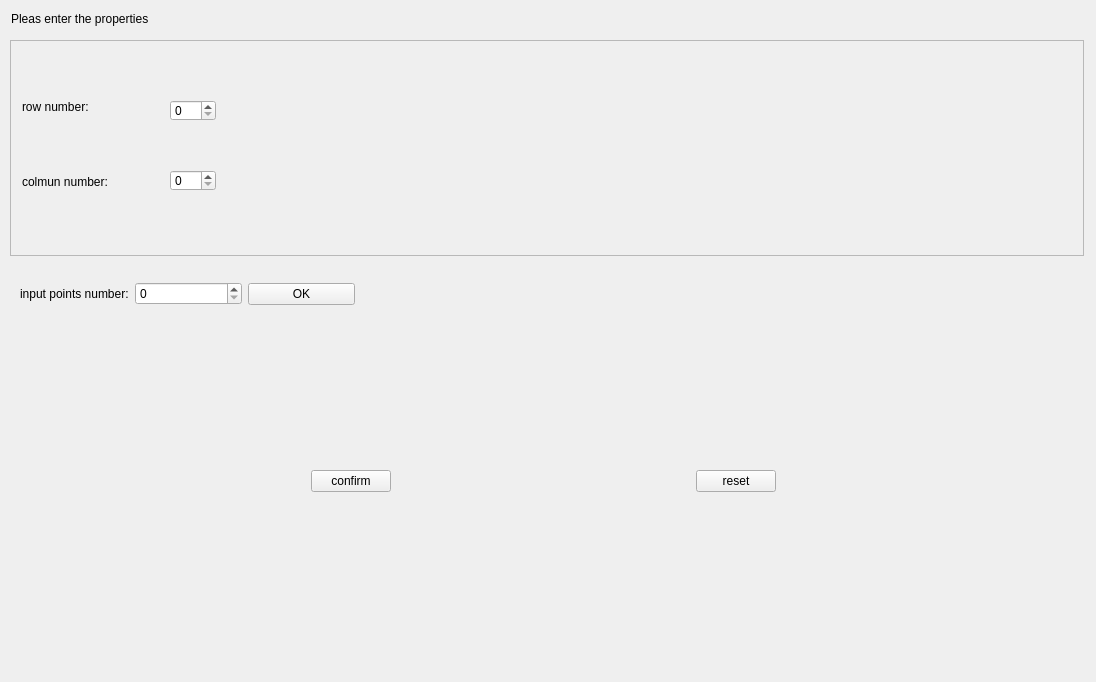
First picture: the form in BigProject/settingwidget.ui, repository HaoyunHong/Analog-interface-of-digital-microfluidic-biochip, before the edit.
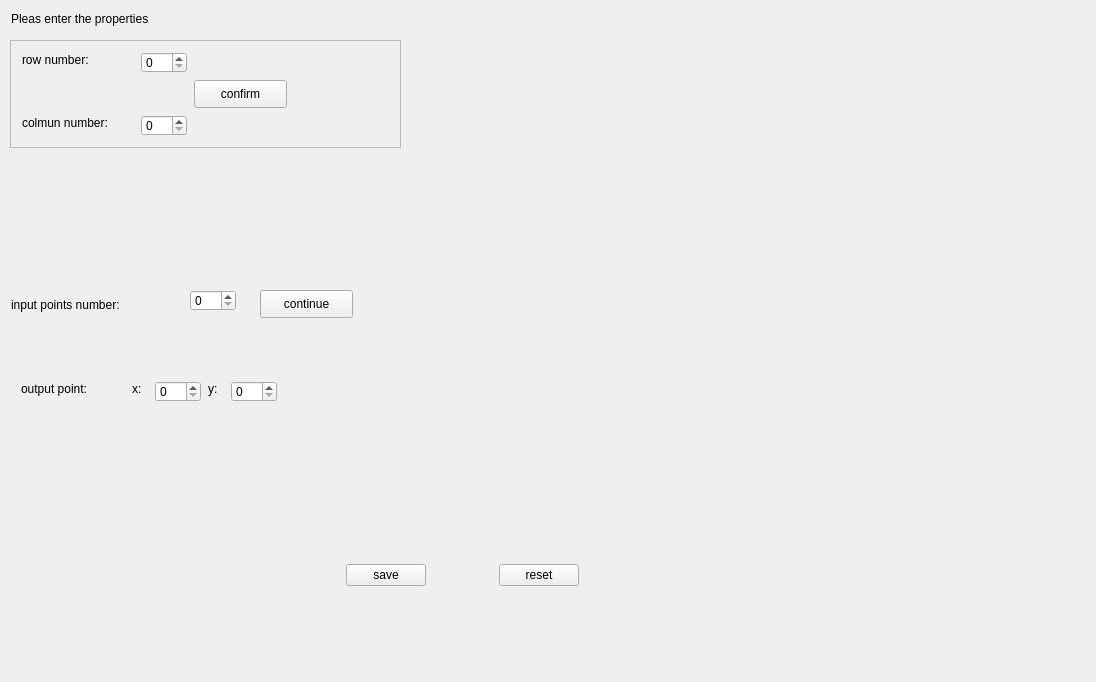
Second picture: the form after the edit. Icons and pictures are not drawn.

Commit message: 完成input points

The edit to the form file:
```diff
--- a/BigProject/settingwidget.ui
+++ b/BigProject/settingwidget.ui
@@ -31,10 +31,13 @@
     <rect>
      <x>10</x>
      <y>40</y>
-     <width>1074</width>
-     <height>216</height>
+     <width>391</width>
+     <height>108</height>
     </rect>
    </property>
+   <property name="layoutDirection">
+    <enum>Qt::LeftToRight</enum>
+   </property>
    <property name="frameShape">
     <enum>QFrame::StyledPanel</enum>
    </property>
@@ -45,7 +48,7 @@
     <property name="geometry">
      <rect>
       <x>12</x>
-      <y>59</y>
+      <y>12</y>
       <width>88</width>
       <height>16</height>
      </rect>
@@ -58,7 +61,7 @@
     <property name="geometry">
      <rect>
       <x>12</x>
-      <y>134</y>
+      <y>75</y>
       <width>112</width>
       <height>16</height>
      </rect>
@@ -70,8 +73,8 @@
    <widget class="QSpinBox" name="rowSpinBox">
     <property name="geometry">
      <rect>
-      <x>160</x>
-      <y>60</y>
+      <x>131</x>
+      <y>12</y>
       <width>46</width>
       <height>21</height>
      </rect>
@@ -80,44 +83,220 @@
    <widget class="QSpinBox" name="colSpinBox">
     <property name="geometry">
      <rect>
-      <x>160</x>
-      <y>130</y>
+      <x>131</x>
+      <y>75</y>
       <width>46</width>
       <height>21</height>
      </rect>
     </property>
    </widget>
+   <widget class="QPushButton" name="confirmButton">
+    <property name="geometry">
+     <rect>
+      <x>184</x>
+      <y>40</y>
+      <width>93</width>
+      <height>28</height>
+     </rect>
+    </property>
+    <property name="text">
+     <string>confirm</string>
+    </property>
+   </widget>
+   <widget class="QLabel" name="rcCheckLabel">
+    <property name="geometry">
+     <rect>
+      <x>310</x>
+      <y>40</y>
+      <width>51</width>
+      <height>31</height>
+     </rect>
+    </property>
+    <property name="text">
+     <string/>
+    </property>
+    <property name="pixmap">
+     <pixmap resource="image.qrc">:/image/image/correct.png</pixmap>
+    </property>
+    <property name="scaledContents">
+     <bool>true</bool>
+    </property>
+   </widget>
   </widget>
   <widget class="QWidget" name="widget" native="true">
    <property name="geometry">
     <rect>
-     <x>11</x>
+     <x>655</x>
      <y>456</y>
-     <width>1065</width>
+     <width>421</width>
      <height>50</height>
     </rect>
    </property>
-   <layout class="QHBoxLayout" name="horizontalLayout">
-    <item>
-     <spacer name="horizontalSpacer_2">
-      <property name="orientation">
-       <enum>Qt::Horizontal</enum>
-      </property>
-      <property name="sizeHint" stdset="0">
-       <size>
-        <width>276</width>
-        <height>20</height>
-       </size>
-      </property>
-     </spacer>
-    </item>
-    <item>
-     <widget class="QPushButton" name="confirmButton">
-      <property name="text">
-       <string>confirm</string>
-      </property>
-     </widget>
-    </item>
+   <layout class="QHBoxLayout" name="horizontalLayout"/>
+  </widget>
+  <widget class="QWidget" name="widget_2" native="true">
+   <property name="geometry">
+    <rect>
+     <x>0</x>
+     <y>280</y>
+     <width>431</width>
+     <height>50</height>
+    </rect>
+   </property>
+   <widget class="QLabel" name="label_2">
+    <property name="geometry">
+     <rect>
+      <x>11</x>
+      <y>11</y>
+      <width>171</width>
+      <height>28</height>
+     </rect>
+    </property>
+    <property name="text">
+     <string>input points number:</string>
+    </property>
+   </widget>
+   <widget class="QSpinBox" name="inpNumSpinBox">
+    <property name="geometry">
+     <rect>
+      <x>190</x>
+      <y>10</y>
+      <width>46</width>
+      <height>21</height>
+     </rect>
+    </property>
+   </widget>
+   <widget class="QPushButton" name="inOKButton">
+    <property name="geometry">
+     <rect>
+      <x>260</x>
+      <y>10</y>
+      <width>93</width>
+      <height>28</height>
+     </rect>
+    </property>
+    <property name="text">
+     <string>continue</string>
+    </property>
+   </widget>
+   <widget class="QLabel" name="inputCheckLabel">
+    <property name="geometry">
+     <rect>
+      <x>360</x>
+      <y>10</y>
+      <width>51</width>
+      <height>31</height>
+     </rect>
+    </property>
+    <property name="text">
+     <string/>
+    </property>
+    <property name="pixmap">
+     <pixmap resource="image.qrc">:/image/image/correct.png</pixmap>
+    </property>
+    <property name="scaledContents">
+     <bool>true</bool>
+    </property>
+   </widget>
+  </widget>
+  <widget class="QWidget" name="widget_3" native="true">
+   <property name="geometry">
+    <rect>
+     <x>10</x>
+     <y>370</y>
+     <width>361</width>
+     <height>43</height>
+    </rect>
+   </property>
+   <widget class="QLabel" name="label_3">
+    <property name="geometry">
+     <rect>
+      <x>11</x>
+      <y>11</y>
+      <width>104</width>
+      <height>16</height>
+     </rect>
+    </property>
+    <property name="text">
+     <string>output point:</string>
+    </property>
+   </widget>
+   <widget class="QSpinBox" name="outXSpinBox">
+    <property name="geometry">
+     <rect>
+      <x>145</x>
+      <y>11</y>
+      <width>46</width>
+      <height>21</height>
+     </rect>
+    </property>
+   </widget>
+   <widget class="QSpinBox" name="outYSpinBox">
+    <property name="geometry">
+     <rect>
+      <x>221</x>
+      <y>11</y>
+      <width>46</width>
+      <height>21</height>
+     </rect>
+    </property>
+   </widget>
+   <widget class="QLabel" name="label_4">
+    <property name="geometry">
+     <rect>
+      <x>122</x>
+      <y>11</y>
+      <width>16</width>
+      <height>16</height>
+     </rect>
+    </property>
+    <property name="text">
+     <string>x:</string>
+    </property>
+   </widget>
+   <widget class="QLabel" name="label_5">
+    <property name="geometry">
+     <rect>
+      <x>198</x>
+      <y>11</y>
+      <width>16</width>
+      <height>16</height>
+     </rect>
+    </property>
+    <property name="text">
+     <string>y:</string>
+    </property>
+   </widget>
+   <widget class="QLabel" name="outputCheckLabel">
+    <property name="geometry">
+     <rect>
+      <x>290</x>
+      <y>10</y>
+      <width>51</width>
+      <height>31</height>
+     </rect>
+    </property>
+    <property name="text">
+     <string/>
+    </property>
+    <property name="pixmap">
+     <pixmap resource="image.qrc">:/image/image/correct.png</pixmap>
+    </property>
+    <property name="scaledContents">
+     <bool>true</bool>
+    </property>
+   </widget>
+  </widget>
+  <widget class="QWidget" name="widget_4" native="true">
+   <property name="geometry">
+    <rect>
+     <x>280</x>
+     <y>550</y>
+     <width>365</width>
+     <height>50</height>
+    </rect>
+   </property>
+   <layout class="QHBoxLayout" name="horizontalLayout_4">
     <item>
      <spacer name="horizontalSpacer">
       <property name="orientation">
@@ -125,7 +304,27 @@
       </property>
       <property name="sizeHint" stdset="0">
        <size>
-        <width>277</width>
+        <width>40</width>
+        <height>20</height>
+       </size>
+      </property>
+     </spacer>
+    </item>
+    <item>
+     <widget class="QPushButton" name="saveButton">
+      <property name="text">
+       <string>save</string>
+      </property>
+     </widget>
+    </item>
+    <item>
+     <spacer name="horizontalSpacer_2">
+      <property name="orientation">
+       <enum>Qt::Horizontal</enum>
+      </property>
+      <property name="sizeHint" stdset="0">
+       <size>
+        <width>40</width>
         <height>20</height>
        </size>
       </property>
@@ -145,7 +344,7 @@
       </property>
       <property name="sizeHint" stdset="0">
        <size>
-        <width>276</width>
+        <width>40</width>
         <height>20</height>
        </size>
       </property>
@@ -153,35 +352,6 @@
     </item>
    </layout>
   </widget>
-  <widget class="QWidget" name="widget_2" native="true">
-   <property name="geometry">
-    <rect>
-     <x>20</x>
-     <y>269</y>
-     <width>335</width>
-     <height>50</height>
-    </rect>
-   </property>
-   <layout class="QHBoxLayout" name="horizontalLayout_2">
-    <item>
-     <widget class="QLabel" name="label_2">
-      <property name="text">
-       <string>input points number:</string>
-      </property>
-     </widget>
-    </item>
-    <item>
-     <widget class="QSpinBox" name="inpNumSpinBox"/>
-    </item>
-    <item>
-     <widget class="QPushButton" name="inOKButton">
-      <property name="text">
-       <string>OK</string>
-      </property>
-     </widget>
-    </item>
-   </layout>
-  </widget>
  </widget>
  <resources/>
  <connections/>
```
Left out of the diff: 4 changed lines with no effect on the pictures. The commit also changes 9 other files.
